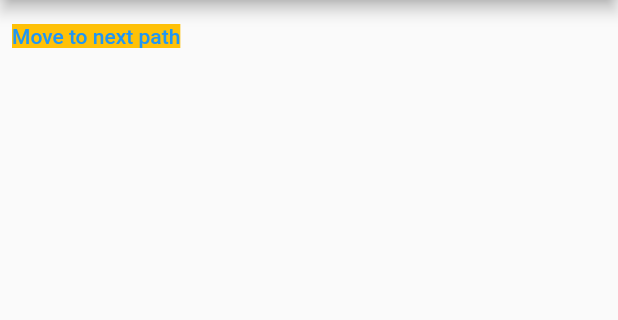
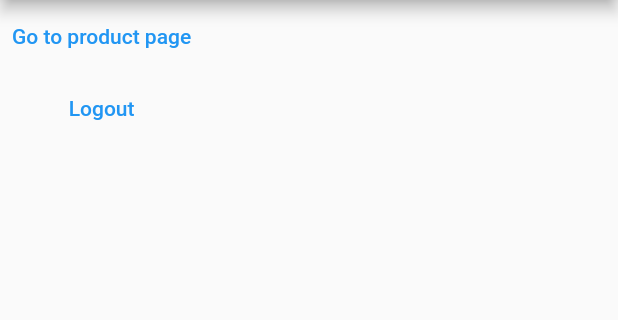
Before and after one commit to learnatwhitecoal/dailyflutter, a Flutter app: the screen it shows after launch, on a phone screen of 412 x 824 dp, the part 84-404 px from its top. Run offline on Flutter 3.47's test engine with Material 2 defaults, Android fonts, the phone set to English and light mode, and no system bars; our stand-ins replace go_router.

Commit message:
Added routes

```diff
--- a/lib/main.dart
+++ b/lib/main.dart
@@ -1,6 +1,4 @@
 import 'package:dailyflutter/routes/router.dart';
-import 'package:dailyflutter/screens/home_screen.dart';
-import 'package:dailyflutter/theme.dart';
 import 'package:flutter/material.dart';
 
 void main() {
@@ -14,8 +12,6 @@ class MyApp extends StatelessWidget {
   @override
   Widget build(BuildContext context) {
     return MaterialApp.router(
-      routerConfig: appRouter,
-      title: "Room Finder App",
-    );
+        routerConfig: appRouter, title: "Room Finder App");
   }
 }
--- a/lib/routes/router.dart
+++ b/lib/routes/router.dart
@@ -2,33 +2,37 @@ import 'package:dailyflutter/screens/error_screen.dart';
 import 'package:dailyflutter/screens/home_screen.dart';
 import 'package:dailyflutter/screens/login_screen.dart';
 import 'package:dailyflutter/screens/params_screen.dart';
+
 import 'package:go_router/go_router.dart';
 
 // GoRouter configuration
 final appRouter = GoRouter(
   errorBuilder: (context, state) => const ErrorScreen(),
+  redirect: (context, state) {
+    bool isLoggedIn = true; //using bloc access this
+
+    if (isLoggedIn) {
+      return state.location != "/" ? state.location : "/";
+    }
+    return "/login";
+  },
   routes: [
     GoRoute(
-        path: '/',
+        name: "mainApp",
+        path: "/",
         builder: (context, state) => const HomeScreen(),
-        redirect: (context, state) {
-          bool isLoggedIn = true; //logic for login
-          if (isLoggedIn) {
-            return "/";
-          }
-
-          //return "/login";
-        },
         routes: [
           GoRoute(
-            path: 'routeparams/:id',
+            name: "productById",
+            path: "product/:id",
             builder: (context, state) =>
                 ScreenWithPath(id: state.pathParameters['id']),
           ),
         ]),
     GoRoute(
+      name: "login",
       path: "/login",
       builder: (context, state) => const LoginScreen(),
-    )
+    ),
   ],
 );
--- a/lib/screens/home_screen.dart
+++ b/lib/screens/home_screen.dart
@@ -11,11 +11,15 @@ class HomeScreen extends StatelessWidget {
       body: Column(
         children: [
           TextButton(
-              onPressed: () => {context.go("/routepsarams/12")},
-              child: Container(
-                color: Colors.amber,
-                child: const Text("Move to next path"),
-              ))
+              onPressed: () {
+                context.goNamed("productById", pathParameters: {"id": "10"});
+              },
+              child: const Text("Go to product page")),
+          TextButton(
+              onPressed: () {
+                context.goNamed("login");
+              },
+              child: const Text("Logout"))
         ],
       ),
     );
--- a/lib/screens/params_screen.dart
+++ b/lib/screens/params_screen.dart
@@ -13,7 +13,7 @@ class _ScreenWithPathState extends State<ScreenWithPath> {
   Widget build(BuildContext context) {
     return Scaffold(
       appBar: AppBar(title: const Text("Welcome to Room Finder")),
-      body: Text("Params-${widget.id}"),
+      body: Text("Screen with state ${widget.id}"),
     );
   }
 }
--- /dev/null
+++ b/lib/utils/random.dart
@@ -0,0 +1,6 @@
+import 'dart:math';
+
+bool getRandomBool() {
+  Random random = Random();
+  return random.nextBool();
+}
--- a/pubspec.yaml
+++ b/pubspec.yaml
@@ -15,6 +15,7 @@ dependencies:
   form_builder_validators: ^8.4.0
   flutter_screenutil: ^5.7.0
   responsive_sizer: ^3.1.1
+  flutter_bloc: ^8.1.3
 
 dev_dependencies:
   flutter_test:
```
Also changed, not shown: lib/screens/login_screen.dart (+8 -1 lines), pubspec.lock.
